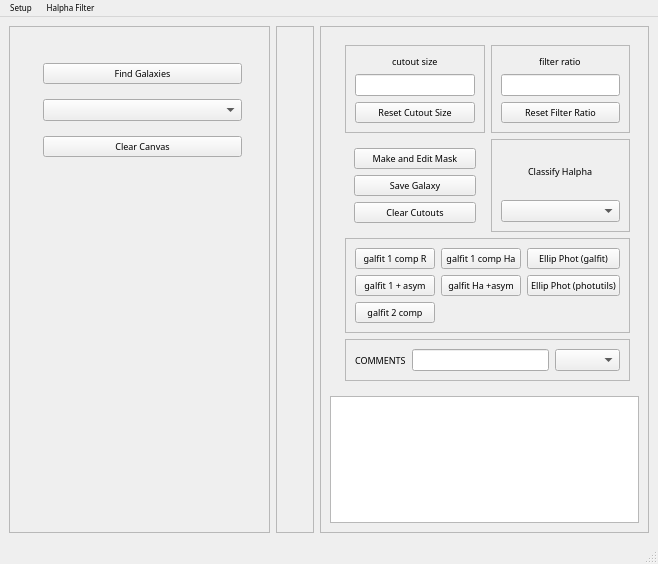
First picture: the form in halphav7.ui, repository rfinn/halphagui, before the edit.
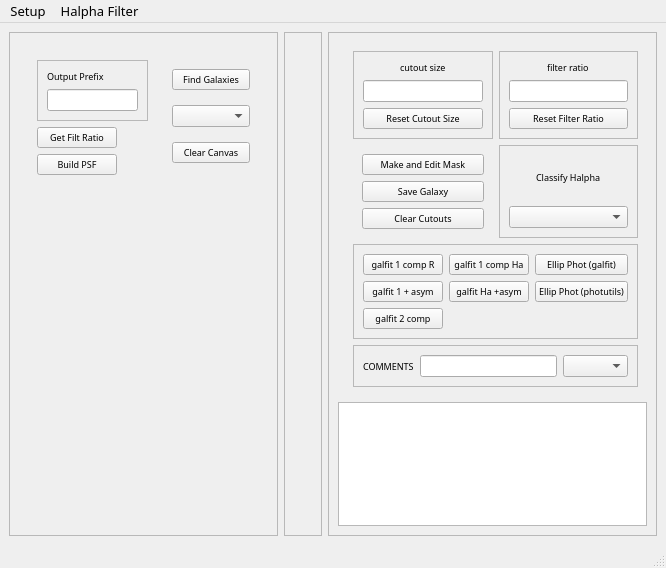
Second picture: the form after the edit.

```diff
--- a/halphav7.ui
+++ b/halphav7.ui
@@ -6,14 +6,14 @@
    <rect>
     <x>0</x>
     <y>0</y>
-    <width>658</width>
-    <height>564</height>
+    <width>666</width>
+    <height>568</height>
    </rect>
   </property>
   <property name="font">
    <font>
-    <family>STIXGeneral</family>
-    <pointsize>6</pointsize>
+    <family>EB Garamond</family>
+    <pointsize>10</pointsize>
    </font>
   </property>
   <property name="windowTitle">
@@ -395,8 +395,8 @@
     <rect>
      <x>0</x>
      <y>0</y>
-     <width>658</width>
-     <height>19</height>
+     <width>666</width>
+     <height>20</height>
     </rect>
    </property>
    <widget class="QMenu" name="menuSetup">
```
